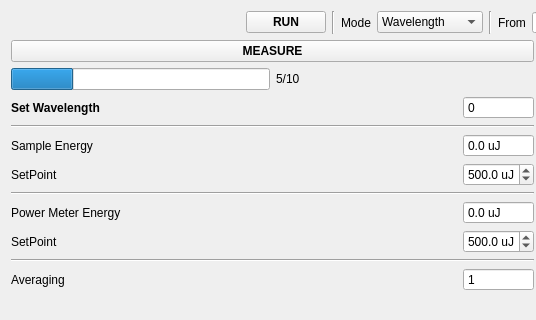
Above: modules/gui/designer/curve_measure_widget.ui from Kaldarinz/PA-RSCF-22-72-00015- before the change; both pictures show x 0 to 536 and y 0 to 320 of the 1073 by 732 pixel window. Below: the same form after it.
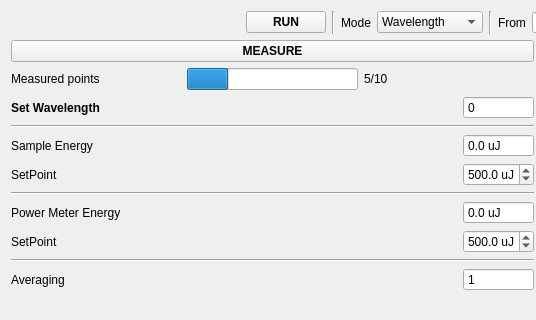
That is the form after the change. Icons and pictures are not drawn. Custom widgets are drawn as their Qt base class.

Commit message: measure window tweaks

Patch:
```diff
--- a/modules/gui/designer/curve_measure_widget.ui
+++ b/modules/gui/designer/curve_measure_widget.ui
@@ -286,6 +286,13 @@
         </item>
         <item>
          <layout class="QHBoxLayout" name="horizontalLayout_11">
+          <item>
+           <widget class="QLabel" name="lbl_measured_p">
+            <property name="text">
+             <string>Measured points</string>
+            </property>
+           </widget>
+          </item>
           <item>
            <widget class="QProgressBar" name="pb">
             <property name="sizePolicy">
```
Left out of the diff: 2 changed lines with no effect on the pictures. The commit also changes 7 other files.
